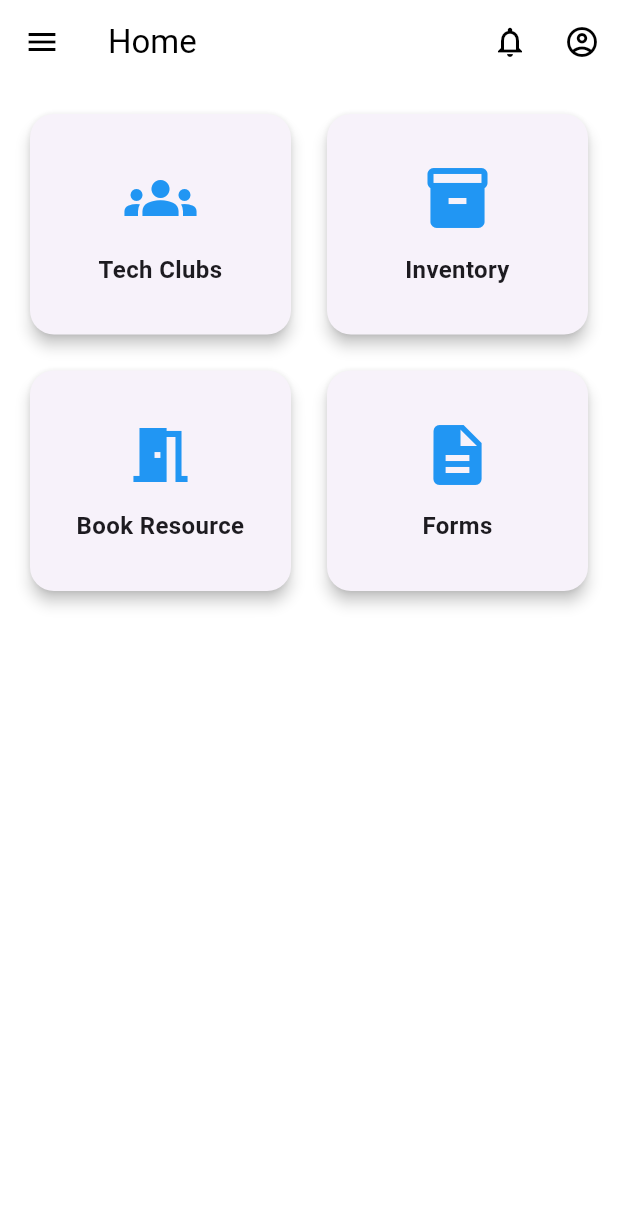
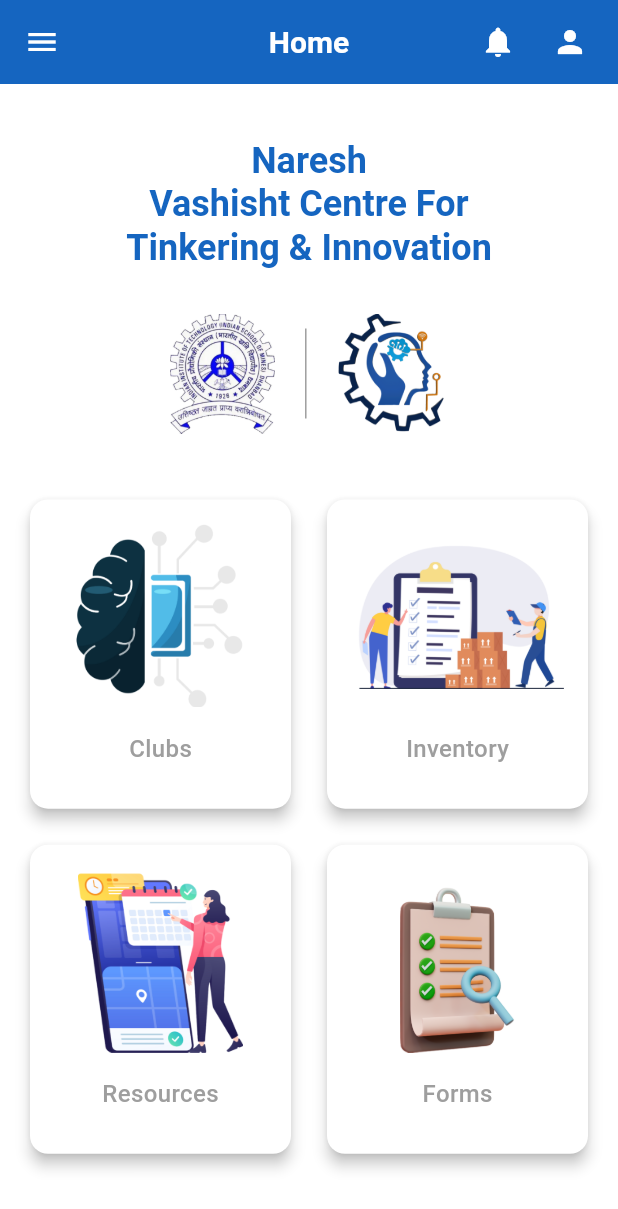
Before and after one commit to omkodes/nvcti_flutter, a Flutter app: the screen it shows after launch, on a phone screen of 412 x 824 dp. Shown: the top 1209 px of the screen. Run offline on Flutter 3.47's test engine with Material 3 defaults, Android fonts, the phone set to English and light mode, and no system bars; our stand-ins replace cached_network_image, cloud_firestore, equatable, firebase_auth, firebase_core, flutter_bloc and 2 more; accounts and stored records are empty.

Commit message:
Revert "about us and home"
This reverts commit b622dff3c92306a5817337d5f97a5f5920cd137b.

```diff
--- a/lib/core/navigation/app_router.dart
+++ b/lib/core/navigation/app_router.dart
@@ -7,7 +7,7 @@
 import 'package:nvcti/presentation/screens/forgot_password_screen.dart';
 import 'package:nvcti/presentation/screens/forms_page.dart';
 import 'package:nvcti/presentation/screens/history_page.dart';
-import 'package:nvcti/presentation/screens/home_page.dart';
+import 'package:nvcti/presentation/screens/home_screen.dart';
 import 'package:nvcti/presentation/screens/inventory_screen.dart';
 import 'package:nvcti/presentation/screens/login_screen.dart';
 import 'package:nvcti/presentation/screens/register_screen.dart';
@@ -57,7 +57,7 @@
     },
 
     routes: [
-      GoRoute(path: '/', builder: (context, state) => const HomePage()),
+      GoRoute(path: '/', builder: (context, state) => const HomeScreen()),
       GoRoute(path: '/login', builder: (context, state) => const LoginScreen()),
       GoRoute(
         path: '/register',
--- a/lib/presentation/screens/home_page.dart
+++ /dev/null
@@ -1,164 +0,0 @@
-import 'package:flutter/material.dart';
-import 'package:firebase_auth/firebase_auth.dart';
-
-class HomePage extends StatelessWidget {
-  const HomePage({Key? key}) : super(key: key);
-
-  void _handleProfileClick(BuildContext context) {
-    final currentUser = FirebaseAuth.instance.currentUser;
-
-    if (currentUser != null) {
-      Navigator.pushNamed(context, '/profile');
-    } else {
-      Navigator.pushNamed(context, '/login', arguments: {'redirectTo': 'profile'});
-    }
-  }
-
-  void _handleResourceClick(BuildContext context) {
-    final currentUser = FirebaseAuth.instance.currentUser;
-
-    if (currentUser != null) {
-      Navigator.pushNamed(context, '/resourceBooking');
-    } else {
-      Navigator.pushNamed(context, '/login', arguments: {'redirectTo': 'resource'});
-    }
-  }
-
-  @override
-  Widget build(BuildContext context) {
-    return Scaffold(
-      appBar: AppBar(
-        title: const Text("Home", style: TextStyle(color: Colors.black)),
-        backgroundColor: Colors.white,
-        iconTheme: const IconThemeData(color: Colors.black),
-        elevation: 0,
-        actions: [
-          IconButton(
-            icon: const Icon(Icons.notifications_none),
-            onPressed: () => Navigator.pushNamed(context, '/notifications'),
-          ),
-          IconButton(
-            icon: const Icon(Icons.account_circle_outlined),
-            onPressed: () => _handleProfileClick(context),
-          ),
-        ],
-      ),
-
-      drawer: const _AppDrawer(),
-
-      body: Padding(
-        padding: const EdgeInsets.all(16.0),
-        child: Column(
-          children: [
-            Row(
-              children: [
-                Expanded(
-                  child: _DashboardCard(
-                    title: "Tech Clubs",
-                    icon: Icons.groups,
-                    onTap: () => Navigator.pushNamed(context, '/allClubs'),
-                  ),
-                ),
-                const SizedBox(width: 16),
-                Expanded(
-                  child: _DashboardCard(
-                    title: "Inventory",
-                    icon: Icons.inventory_2,
-                    onTap: () => Navigator.pushNamed(context, '/inventory'),
-                  ),
-                ),
-              ],
-            ),
-            const SizedBox(height: 16),
-            Row(
-              children: [
-                Expanded(
-                  child: _DashboardCard(
-                    title: "Book Resource",
-                    icon: Icons.meeting_room,
-                    onTap: () => _handleResourceClick(context),
-                  ),
-                ),
-                const SizedBox(width: 16),
-                Expanded(
-                  child: _DashboardCard(
-                    title: "Forms",
-                    icon: Icons.description,
-                    onTap: () => Navigator.pushNamed(context, '/forms'),
-                  ),
-                ),
-              ],
-            ),
-          ],
-        ),
-      ),
-    );
-  }
-}
-
-
-class _DashboardCard extends StatelessWidget {
-  final String title;
-  final IconData icon;
-  final VoidCallback onTap;
-
-  const _DashboardCard({
-    required this.title,
-    required this.icon,
-    required this.onTap,
-  });
-
-  @override
-  Widget build(BuildContext context) {
-    return Card(
-      elevation: 4,
-      shape: RoundedRectangleBorder(borderRadius: BorderRadius.circular(16)),
-      child: InkWell(
-        onTap: onTap,
-        borderRadius: BorderRadius.circular(16),
-        child: Padding(
-          padding: const EdgeInsets.symmetric(vertical: 32.0, horizontal: 16.0),
-          child: Column(
-            mainAxisSize: MainAxisSize.min,
-            children: [
-              Icon(icon, size: 48, color: Colors.blue),
-              const SizedBox(height: 12),
-              Text(
-                title,
-                style: const TextStyle(fontSize: 16, fontWeight: FontWeight.bold),
-                textAlign: TextAlign.center,
-              ),
-            ],
-          ),
-        ),
-      ),
-    );
-  }
-}
-
-class _AppDrawer extends StatelessWidget {
-  const _AppDrawer({super.key});
-
-  @override
-  Widget build(BuildContext context) {
-    return Drawer(
-      child: ListView(
-        padding: EdgeInsets.zero,
-        children: [
-          const DrawerHeader(
-            decoration: BoxDecoration(color: Colors.blue),
-            child: Text('NVCTI', style: TextStyle(color: Colors.white, fontSize: 24)),
-          ),
-          ListTile(
-            leading: const Icon(Icons.info),
-            title: const Text('About Us'),
-            onTap: () {
-              Navigator.pop(context);
-              Navigator.pushNamed(context, '/aboutUs');
-            },
-          ),
-        ],
-      ),
-    );
-  }
-}
--- /dev/null
+++ b/lib/presentation/screens/home_screen.dart
@@ -0,0 +1,111 @@
+import 'package:flutter/material.dart';
+import 'package:go_router/go_router.dart';
+import 'package:nvcti/domain/entities/menu_item.dart';
+import 'package:nvcti/presentation/common/menu_grid_card.dart';
+
+class HomeScreen extends StatelessWidget {
+  const HomeScreen({super.key});
+
+  // Mock data - In a real app, this would come from a Repository via a BLoC/Provider
+  final List<MenuItem> menuItems = const [
+    MenuItem(
+      title: 'Clubs',
+      imagePath: 'assets/logos/iv_clubs.png',
+      route: '/clubs',
+    ),
+    MenuItem(
+      title: 'Inventory',
+      imagePath: 'assets/logos/iv_inventory.png',
+      route: '/inventory',
+    ),
+    MenuItem(
+      title: 'Resources',
+      imagePath: 'assets/logos/iv_resources.png',
+      route: '/resources',
+    ),
+    MenuItem(
+      title: 'Forms',
+      imagePath: 'assets/logos/iv_forms.png',
+      route: '/forms',
+    ),
+  ];
+
+  @override
+  Widget build(BuildContext context) {
+    return Scaffold(
+      appBar: AppBar(
+        title: const Text('Home'),
+        leading: IconButton(
+          icon: const Icon(Icons.menu),
+          onPressed: () {}, // Open Drawer
+        ),
+        // Inside HomeScreen's AppBar:
+        actions: [
+          IconButton(icon: const Icon(Icons.notifications), onPressed: () {}),
+          IconButton(
+            icon: const Icon(Icons.person),
+            onPressed: () {
+              // Just push to /profile. GoRouter will intercept and route to /login if needed.
+              context.push('/profile');
+            },
+          ),
+          const SizedBox(width: 8),
+        ],
+      ),
+      body: SingleChildScrollView(
+        padding: const EdgeInsets.all(16.0),
+        child: Column(
+          children: [
+            const SizedBox(height: 20),
+            // Header Text
+            Text(
+              'Naresh\nVashisht Centre For\nTinkering & Innovation',
+              textAlign: TextAlign.center,
+              style: Theme.of(context).textTheme.headlineMedium?.copyWith(
+                height: 1.2, // Adjust line height for the "stacked" look
+                color: Theme.of(context).primaryColor,
+              ),
+            ),
+            const SizedBox(height: 30),
+
+            // Logos Row
+            // NOTE: Replace standard Icons with your specific Image.asset() logos
+            Row(
+              mainAxisAlignment: MainAxisAlignment.center,
+              children: [
+                Image.asset('assets/logos/iv_ism_logo.png', height: 80),
+                Container(
+                  height: 60,
+                  width: 1,
+                  color: Colors.grey,
+                  margin: const EdgeInsets.symmetric(horizontal: 20),
+                ),
+                Image.asset('assets/logos/iv_nvcti_logo.png', height: 80),
+              ],
+            ),
+
+            const SizedBox(height: 40),
+
+            // Grid Section
+            GridView.builder(
+              shrinkWrap: true,
+              physics:
+                  const NeverScrollableScrollPhysics(), // Disable internal scrolling
+              gridDelegate: const SliverGridDelegateWithFixedCrossAxisCount(
+                crossAxisCount: 2,
+                crossAxisSpacing: 16,
+                mainAxisSpacing: 16,
+                childAspectRatio:
+                    0.85, // Adjusts the height/width ratio of cards
+              ),
+              itemCount: menuItems.length,
+              itemBuilder: (context, index) {
+                return MenuGridCard(item: menuItems[index]);
+              },
+            ),
+          ],
+        ),
+      ),
+    );
+  }
+}
```
Also changed, not shown: lib/main.dart (+5 -24 lines), lib/presentation/screens/our_team_page.dart (deleted, +0 -221 lines), pubspec.yaml (+0 -10 lines), assets/images/iv_amit_biswas.png (deleted), assets/images/iv_dean_sir.png (deleted), assets/images/iv_deepak_kr_gope.png (deleted), assets/images/iv_deepak_prasad.png (deleted), assets/images/iv_director.jpg (deleted), assets/images/iv_naresh_vashist.png (deleted), assets/images/iv_ramesh_sir.png (deleted), assets/images/iv_ripu_kumar.jpg (deleted), assets/images/iv_rohit_kr.jpg (deleted), assets/images/iv_vishnu_mahato.jpg (deleted), pubspec.lock, 1 other file.
